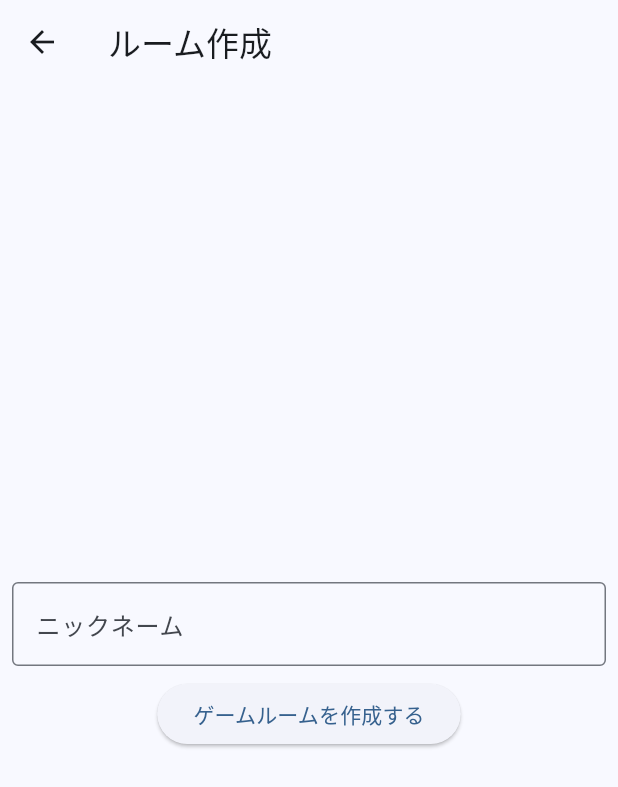
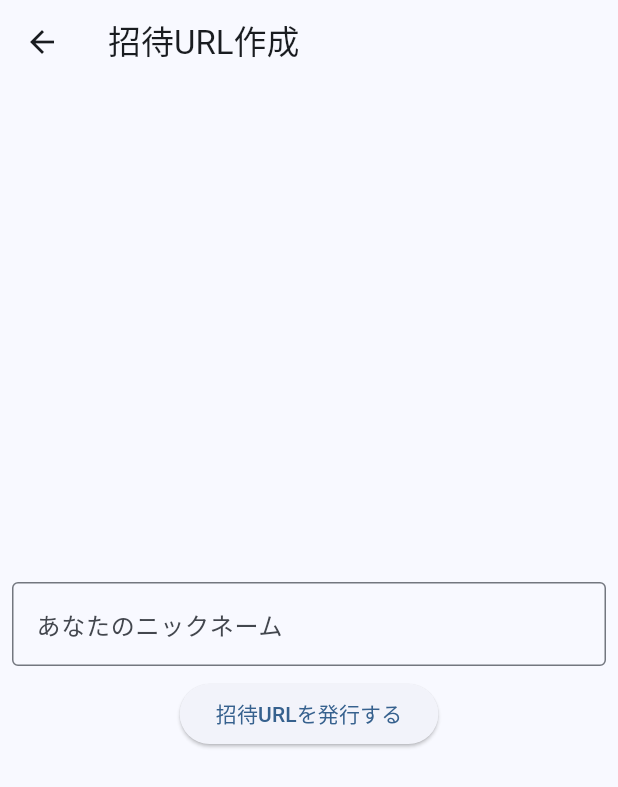
Before and after one commit to AbeHiroto/watermelon-app, a Flutter app: the RoomCreateScreen screen opened directly, on a phone screen of 412 x 824 dp. Shown: the top 787 px of the screen. Run offline on Flutter 3.47's test engine with Material 3 defaults, Android fonts, the phone set to English and light mode, and no system bars; our stand-ins replace firebase_core, shared_preferences, uni_links; accounts and stored records are empty; generated files the repository leaves out were written again; network calls fail.

Commit message:
renamed widgets

```diff
--- a/lib/screens/invitation.dart
+++ b/lib/screens/invitation.dart
@@ -48,7 +48,7 @@ class _InviteScreenState extends State<InviteScreen> {
       return;
     }
 
-    var url = 'https://api.yourserver.com/challenger/create/${widget.uniqueToken}';
+    var url = 'http://localhost:8080/challenger/create/${widget.uniqueToken}';
     var response = await http.post(Uri.parse(url), body: {
       'nickname': _nicknameController.text,  // ニックネームのデータを送信
     });
--- a/lib/screens/myRequest.dart
+++ b/lib/screens/myRequest.dart
@@ -24,7 +24,7 @@ class _MyRequestScreenState extends State<MyRequestScreen> {
     final token = prefs.getString('jwtToken') ?? '';
 
     final response = await http.get(
-      Uri.parse('https://yourbackend.domain.com/request/info'),
+      Uri.parse('http://localhost:8080/request/info'),
       headers: {
         'Authorization': 'Bearer $token',
       },
@@ -42,7 +42,7 @@ class _MyRequestScreenState extends State<MyRequestScreen> {
     final token = prefs.getString('jwtToken') ?? '';
 
     final response = await http.delete(
-      Uri.parse('https://yourbackend.domain.com/request/disable'),
+      Uri.parse('hhttp://localhost:8080/request/disable'),
       headers: {
         'Authorization': 'Bearer $token',
       },
--- a/lib/screens/myRoom.dart
+++ b/lib/screens/myRoom.dart
@@ -25,7 +25,7 @@ class _MyRoomScreenState extends State<MyRoomScreen> {
 
   Future<void> fetchRoomInfo() async {
     final response = await http.get(
-      Uri.parse('https://api.yourserver.com/room/info'),
+      Uri.parse('http://localhost:8080/room/info'),
       headers: {'Authorization': 'Bearer your_jwt_token_here'},
     );
 
@@ -36,7 +36,7 @@ class _MyRoomScreenState extends State<MyRoomScreen> {
         gameState = data['gameState'];
         createdAt = data['created_at'];
         challengers = data['challengers'];
-        inviteUrl = 'https://api.yourserver.com/challenger/create/${data['uniqueToken']}';
+        inviteUrl = 'http://localhost:8080/challenger/create/${data['uniqueToken']}';
         isLoading = false;
       });
     } else {
@@ -87,7 +87,7 @@ class _MyRoomScreenState extends State<MyRoomScreen> {
 
   void replyToChallenge(String visitorId, String status) async {
     final response = await http.put(
-      Uri.parse('https://api.yourserver.com/request/reply'),
+      Uri.parse('http://localhost:8080/request/reply'),
       headers: {'Authorization': 'Bearer your_jwt_token_here', 'Content-Type': 'application/json'},
       body: jsonEncode({'visitorId': visitorId, 'status': status}),
     );
--- a/lib/screens/roomCreate.dart
+++ b/lib/screens/roomCreate.dart
@@ -26,7 +26,7 @@ class _RoomCreateScreenState extends State<RoomCreateScreen> {
     });
 
     final response = await http.post(
-      Uri.parse('https://api.yourserver.com/create'),
+      Uri.parse('http://localhost:8080/create'),
       headers: {'Content-Type': 'application/json'},
       body: jsonEncode({
         'nickname': _nicknameController.text,
@@ -42,7 +42,7 @@ class _RoomCreateScreenState extends State<RoomCreateScreen> {
 
     if (response.statusCode == 200) {
       ScaffoldMessenger.of(context).showSnackBar(SnackBar(
-        content: Text('ゲームルームが正常に作成されました。'),
+        content: Text('招待URLが正常に作成されました。'),
       ));
       // 成功したら自動的にルーム管理画面に遷移
       Navigator.pushReplacement(
@@ -51,7 +51,7 @@ class _RoomCreateScreenState extends State<RoomCreateScreen> {
       );
     } else {
       ScaffoldMessenger.of(context).showSnackBar(SnackBar(
-        content: Text('ゲームルーム作成に失敗しました。'),
+        content: Text('招待URL作成に失敗しました。'),
       ));
     }
   }
@@ -60,7 +60,7 @@ class _RoomCreateScreenState extends State<RoomCreateScreen> {
   Widget build(BuildContext context) {
     return Scaffold(
       appBar: AppBar(
-        title: Text('ルーム作成'),
+        title: Text('招待URL作成'),
       ),
       body: Center(
         child: _isLoading
@@ -73,14 +73,14 @@ class _RoomCreateScreenState extends State<RoomCreateScreen> {
                     child: TextField(
                       controller: _nicknameController,
                       decoration: InputDecoration(
-                        labelText: 'ニックネーム',
+                        labelText: 'あなたのニックネーム',
                         border: OutlineInputBorder(),
                       ),
                     ),
                   ),
                   ElevatedButton(
                     onPressed: () => createRoom(context),
-                    child: Text('ゲームルームを作成する'),
+                    child: Text('招待URLを発行する'),
                   ),
                 ],
               ),
```
Also changed, not shown: lib/main.dart (+13 -19 lines).
